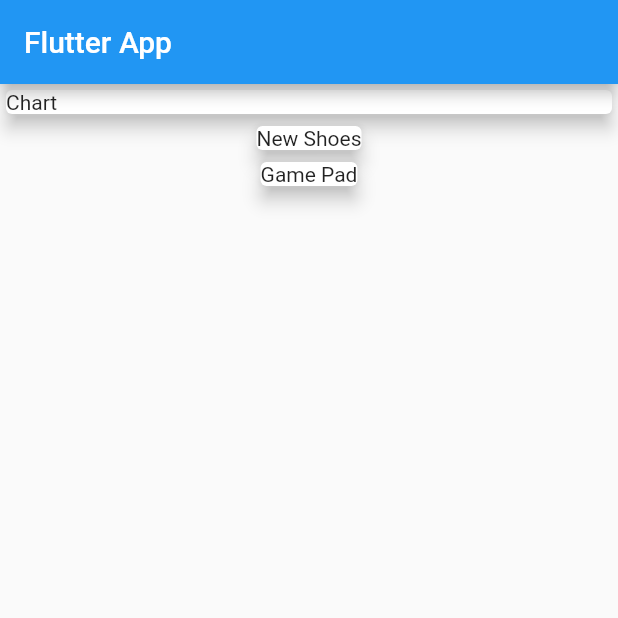
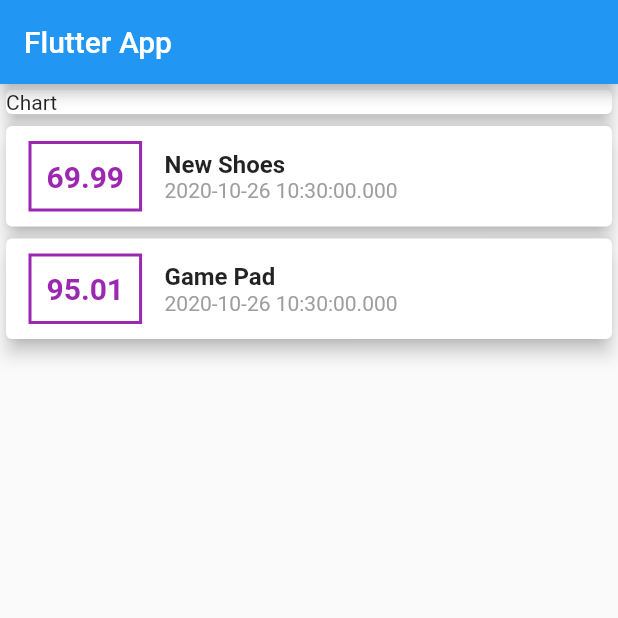
Before and after one commit to BoodynX/UT2PersonalFinanse, a Flutter app: the screen it shows after launch, on a phone screen of 412 x 824 dp, the top half of it. Run offline on Flutter 3.47's test engine with Material 2 defaults, Android fonts, the phone set to English and light mode, and no system bars.

Commit message:
feat: transactions list basic styling (lesson 78)

```diff
--- a/lib/main.dart
+++ b/lib/main.dart
@@ -24,7 +24,7 @@ class MyHomePage extends StatelessWidget {
     Transaction(
       id: 't2',
       title: 'Game Pad',
-      amount: 95.00,
+      amount: 95.01,
       date: DateTime.now(),
     ),
   ];
@@ -48,7 +48,49 @@ class MyHomePage extends StatelessWidget {
           Column(
             children: transactions.map((Transaction transaction) {
               return Card(
-                child: Text(transaction.title),
+                child: Row(
+                  children: [
+                    Container(
+                      child: Text(
+                        transaction.amount.toString(),
+                        style: TextStyle(
+                          fontSize: 20,
+                          fontWeight: FontWeight.bold,
+                          color: Colors.purple,
+                        ),
+                      ),
+                      margin: EdgeInsets.symmetric(
+                        vertical: 10,
+                        horizontal: 15,
+                      ),
+                      decoration: BoxDecoration(
+                        border: Border.all(
+                          color: Colors.purple,
+                          width: 2,
+                        ),
+                      ),
+                      padding: EdgeInsets.all(10),
+                    ),
+                    Column(
+                      crossAxisAlignment: CrossAxisAlignment.start,
+                      children: [
+                        Text(
+                          transaction.title,
+                          style: TextStyle(
+                            fontSize: 16,
+                            fontWeight: FontWeight.bold,
+                          ),
+                        ),
+                        Text(
+                          transaction.date.toString() ,
+                          style: TextStyle(
+                            color: Colors.grey,
+                          ),
+                        )
+                      ],
+                    )
+                  ],
+                ),
                 elevation: 5,
               );
             }).toList(),
```
